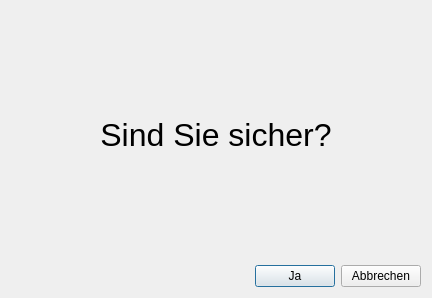
Before: the Qt Designer form sure.ui in Snickers03/KlassenkassenManager, drawn with Qt 5.
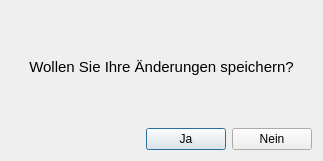
After: the same form once the commit is applied.

Patch:
```diff
--- a/sure.ui
+++ b/sure.ui
@@ -6,8 +6,8 @@
    <rect>
     <x>0</x>
     <y>0</y>
-    <width>432</width>
-    <height>298</height>
+    <width>323</width>
+    <height>161</height>
    </rect>
   </property>
   <property name="windowTitle">
@@ -18,14 +18,14 @@
     <widget class="QLabel" name="label">
      <property name="font">
       <font>
-       <pointsize>24</pointsize>
+       <pointsize>11</pointsize>
       </font>
      </property>
      <property name="styleSheet">
       <string notr="true"/>
      </property>
      <property name="text">
-      <string>Sind Sie sicher?</string>
+      <string>Wollen Sie Ihre Änderungen speichern?</string>
      </property>
      <property name="alignment">
       <set>Qt::AlignCenter</set>
@@ -57,7 +57,7 @@
      <item>
       <widget class="QPushButton" name="quitNo">
        <property name="text">
-        <string>Abbrechen</string>
+        <string>Nein</string>
        </property>
       </widget>
      </item>
```
